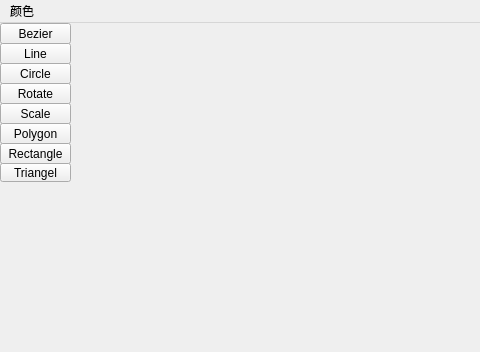
Old version of the form mainwindow.ui in the repository Yong-Sun-2001/Painter; both pictures show x 0 to 480 and y 0 to 352 of the 898 by 609 pixel window.
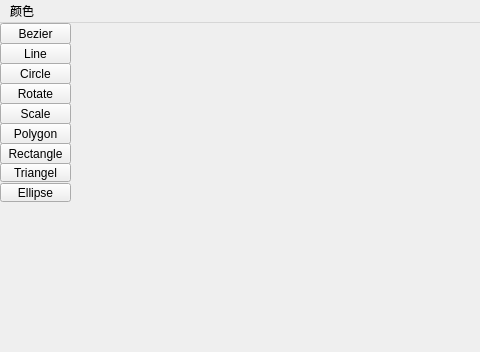
New version of the form.

Diff of the .ui file:
```diff
--- a/mainwindow.ui
+++ b/mainwindow.ui
@@ -181,6 +181,19 @@
      <string>设置线宽</string>
     </property>
    </widget>
+   <widget class="QToolButton" name="toolButton_10">
+    <property name="geometry">
+     <rect>
+      <x>0</x>
+      <y>160</y>
+      <width>71</width>
+      <height>19</height>
+     </rect>
+    </property>
+    <property name="text">
+     <string>Ellipse</string>
+    </property>
+   </widget>
   </widget>
   <widget class="QMenuBar" name="menubar">
    <property name="geometry">
```
Left out of the diff: 2 changed lines with no effect on the pictures.
